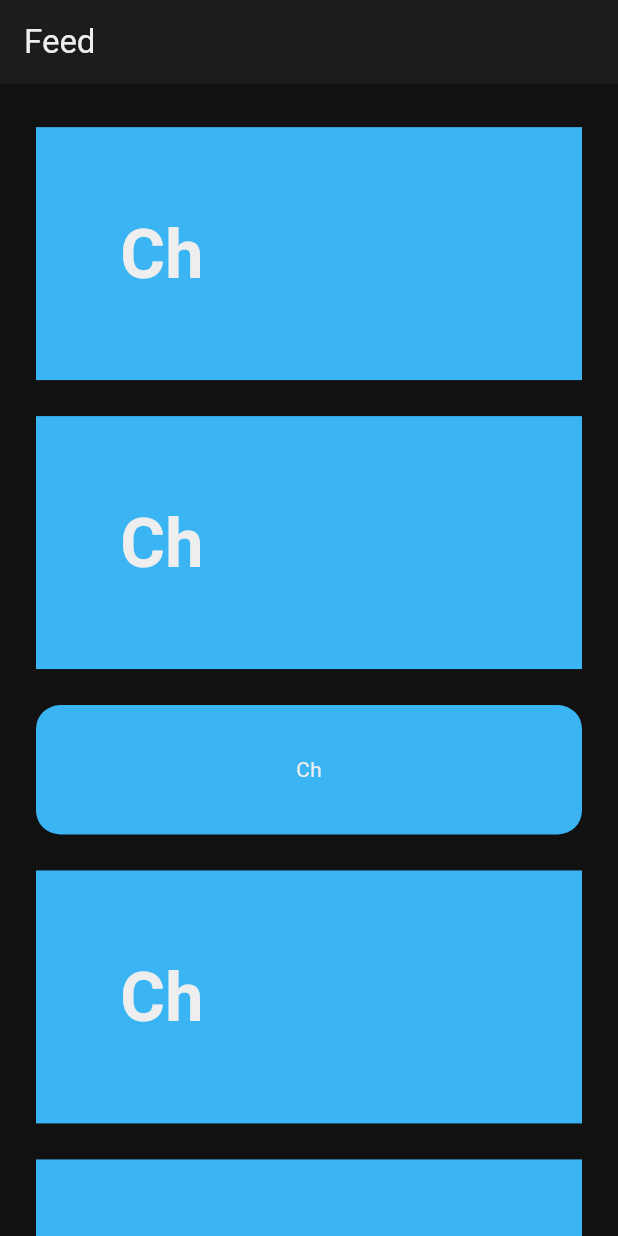
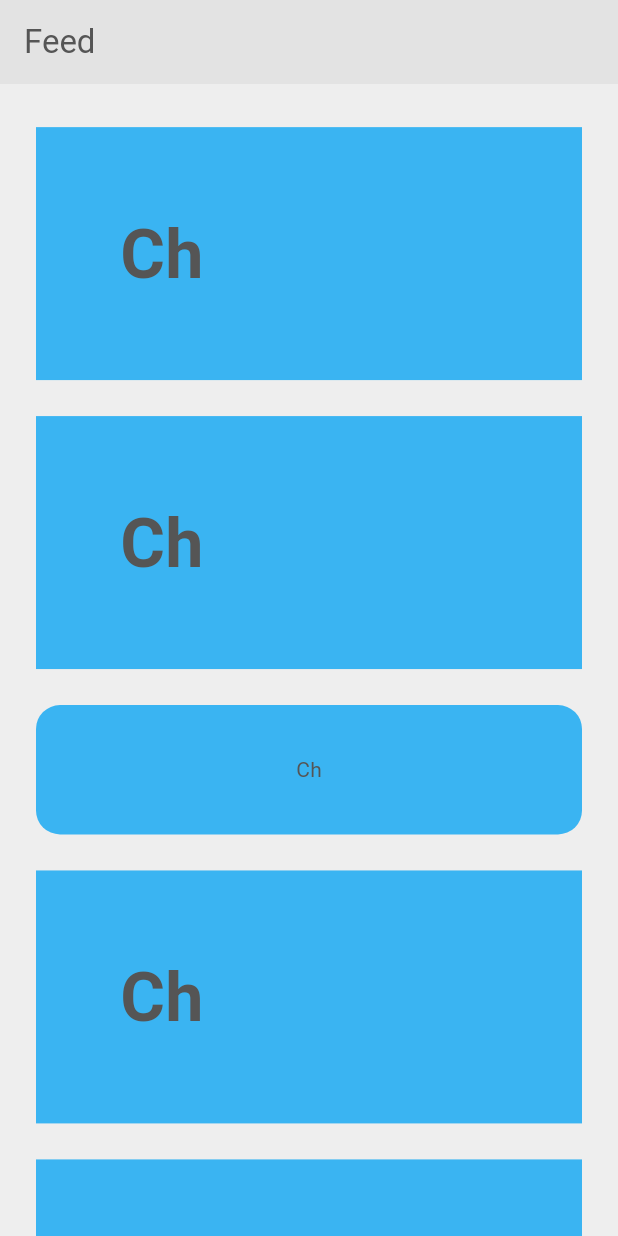
Before and after one commit to Ivanrhmt77/alyra_mobile, a Flutter app: the screen it shows after launch, on a phone screen of 412 x 824 dp. Run offline on Flutter 3.47's test engine with Material 3 defaults, Android fonts, the phone set to English and light mode, and no system bars.

Commit message:
refactor(themes): update surface contrast in dark and light themes

```diff
--- a/lib/core/themes/app_theme.dart
+++ b/lib/core/themes/app_theme.dart
@@ -16,7 +16,7 @@ class AppTheme {
         error: AppColors.error500,
         onError: AppColors.neutral100,
         surface: AppColors.neutral900,
-        onSurface: AppColors.neutral100,
+        onSurface: AppColors.neutral300,
       ),
       useMaterial3: true,
     );
@@ -34,7 +34,7 @@ class AppTheme {
         error: AppColors.error500,
         onError: AppColors.neutral1000,
         surface: AppColors.neutral200,
-        onSurface: AppColors.neutral1000,
+        onSurface: AppColors.neutral700,
       ),
       useMaterial3: true,
     );
--- a/lib/main.dart
+++ b/lib/main.dart
@@ -21,7 +21,7 @@ class MyApp extends StatelessWidget {
         return MaterialApp(
           debugShowCheckedModeBanner: false,
           title: 'Alyra Mobile',
-          theme: AppTheme.dark(),
+          theme: AppTheme.light(),
           initialRoute: AppRoutes.feed,
           onGenerateRoute: AppRouter.generate,
         );
```
